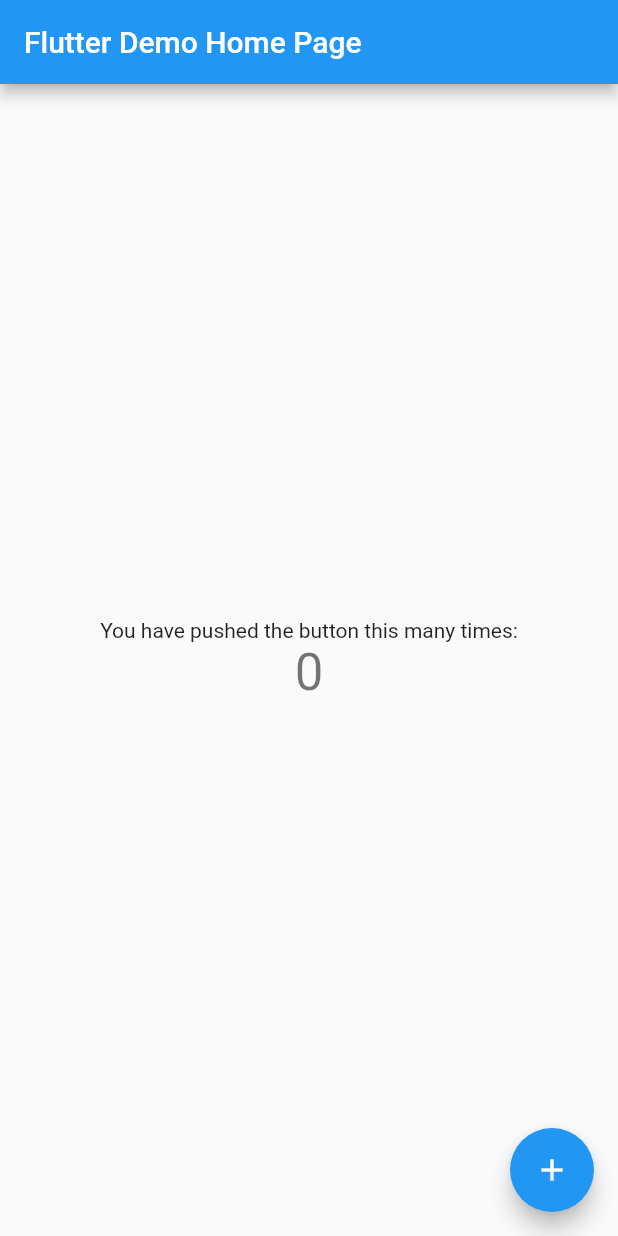
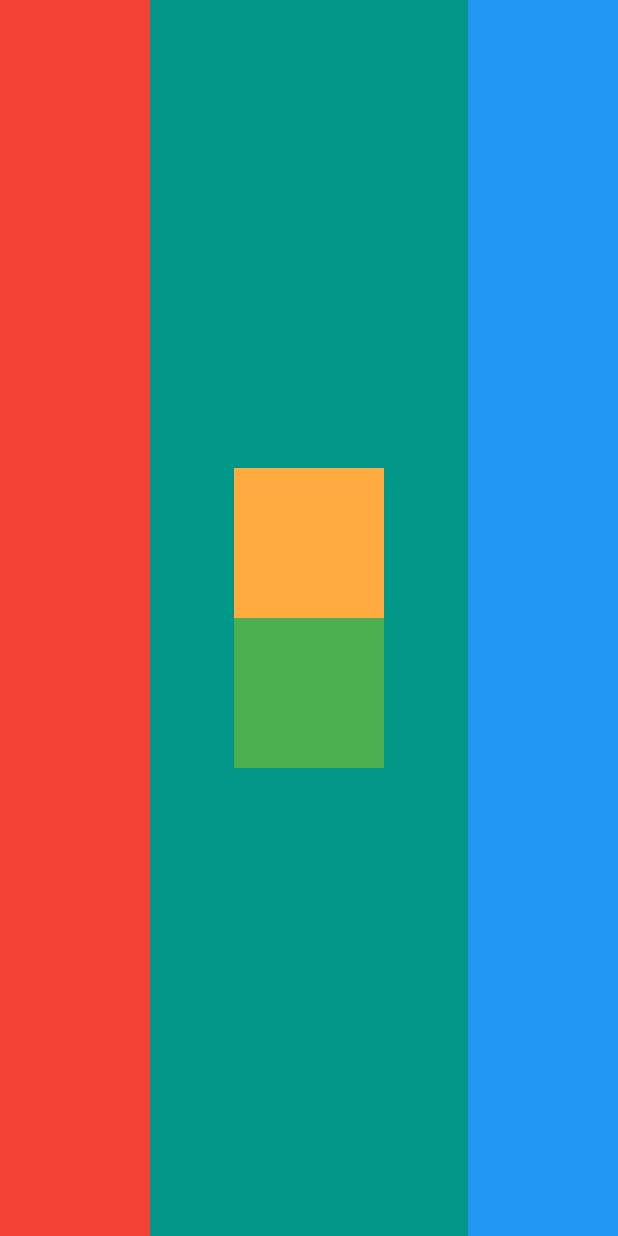
Before and after one commit to GDG-Uzhhorod/Appbrewery-Challenge-2-Flutter-Layouts--Challenge, a Flutter app: the screen it shows after launch, on a phone screen of 412 x 824 dp. Run offline on Flutter 3.47's test engine with Material 2 defaults, Android fonts, the phone set to English and light mode, and no system bars.

Commit message:
Challenge done!

```diff
--- a/lib/main.dart
+++ b/lib/main.dart
@@ -44,68 +44,35 @@ class MyHomePage extends StatefulWidget {
 }
 
 class _MyHomePageState extends State<MyHomePage> {
-  int _counter = 0;
-
-  void _incrementCounter() {
-    setState(() {
-      // This call to setState tells the Flutter framework that something has
-      // changed in this State, which causes it to rerun the build method below
-      // so that the display can reflect the updated values. If we changed
-      // _counter without calling setState(), then the build method would not be
-      // called again, and so nothing would appear to happen.
-      _counter++;
-    });
-  }
-
   @override
   Widget build(BuildContext context) {
-    // This method is rerun every time setState is called, for instance as done
-    // by the _incrementCounter method above.
-    //
-    // The Flutter framework has been optimized to make rerunning build methods
-    // fast, so that you can just rebuild anything that needs updating rather
-    // than having to individually change instances of widgets.
-    return Scaffold(
-      appBar: AppBar(
-        // Here we take the value from the MyHomePage object that was created by
-        // the App.build method, and use it to set our appbar title.
-        title: Text(widget.title),
-      ),
-      body: Center(
-        // Center is a layout widget. It takes a single child and positions it
-        // in the middle of the parent.
-        child: Column(
-          // Column is also a layout widget. It takes a list of children and
-          // arranges them vertically. By default, it sizes itself to fit its
-          // children horizontally, and tries to be as tall as its parent.
-          //
-          // Invoke "debug painting" (press "p" in the console, choose the
-          // "Toggle Debug Paint" action from the Flutter Inspector in Android
-          // Studio, or the "Toggle Debug Paint" command in Visual Studio Code)
-          // to see the wireframe for each widget.
-          //
-          // Column has various properties to control how it sizes itself and
-          // how it positions its children. Here we use mainAxisAlignment to
-          // center the children vertically; the main axis here is the vertical
-          // axis because Columns are vertical (the cross axis would be
-          // horizontal).
-          mainAxisAlignment: MainAxisAlignment.center,
-          children: <Widget>[
-            Text(
-              'You have pushed the button this many times:',
-            ),
-            Text(
-              '$_counter',
-              style: Theme.of(context).textTheme.display1,
-            ),
-          ],
+    // TODO: implement build
+    return MaterialApp(
+      home: Scaffold(
+        backgroundColor: Colors.teal,
+        body: SafeArea(
+          child: Row(
+            mainAxisAlignment: MainAxisAlignment.spaceBetween,
+            children: [
+              Container(
+                  width: 100.0, height: double.infinity, color: Colors.red),
+              Column(
+                mainAxisAlignment: MainAxisAlignment.center,
+                children: [
+                  Container(
+                    width: 100.0,
+                    height: 100.0,
+                    color: Colors.orangeAccent,
+                  ),
+                  Container(width: 100.0, height: 100.0, color: Colors.green),
+                ],
+              ),
+              Container(
+                  width: 100.0, height: double.infinity, color: Colors.blue),
+            ],
+          ),
         ),
       ),
-      floatingActionButton: FloatingActionButton(
-        onPressed: _incrementCounter,
-        tooltip: 'Increment',
-        child: Icon(Icons.add),
-      ), // This trailing comma makes auto-formatting nicer for build methods.
     );
   }
 }
```
